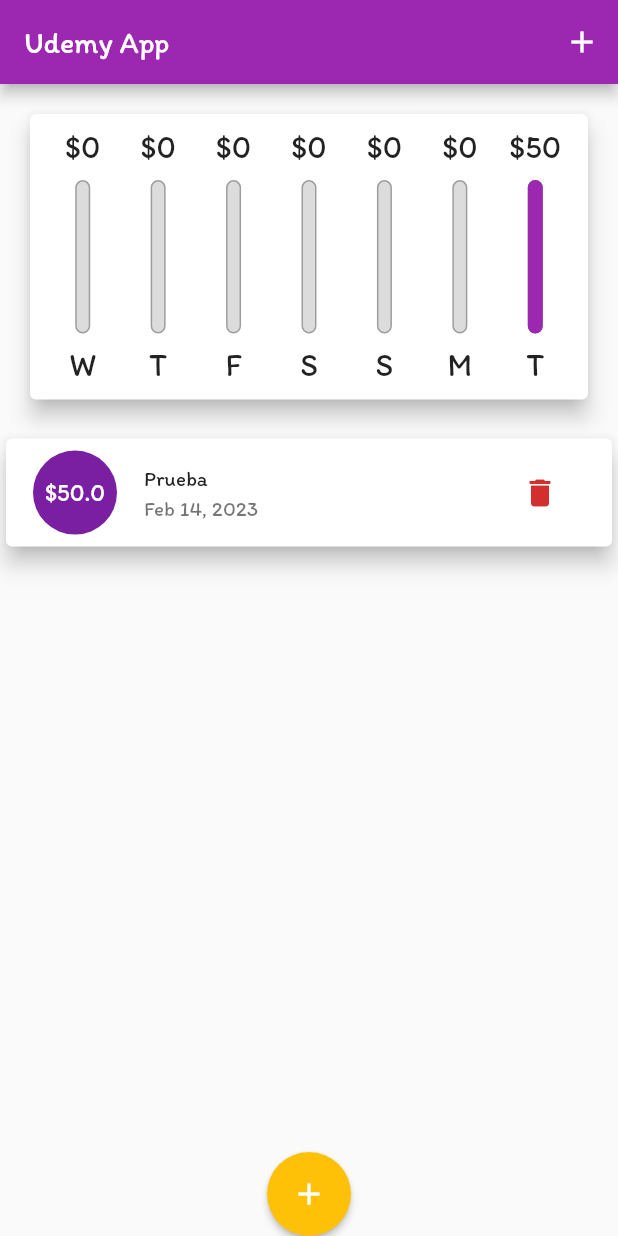
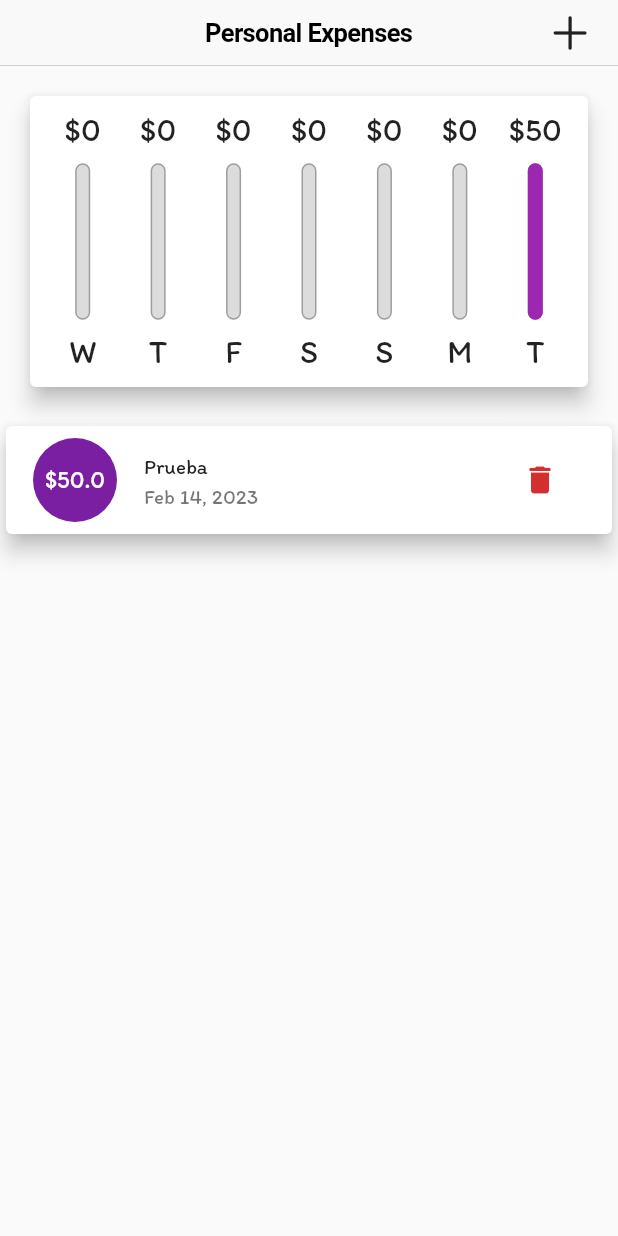
Before and after one commit to ghettobeats/FlutLab_app_udemy, a Flutter app: the screen it shows after launch, on a phone screen of 412 x 824 dp. Run offline on Flutter 3.47's test engine with Material 2 defaults, Android fonts, the phone set to English and light mode, and no system bars.

Commit message:
Adaptive button 136 udemy

```diff
--- a/lib/main.dart
+++ b/lib/main.dart
@@ -1,5 +1,6 @@
 import 'dart:io';
 
+import 'package:flutter/cupertino.dart';
 import 'package:flutter/material.dart';
 
 import 'package:udemyappflutter/widgets/chart.dart';
@@ -32,7 +33,7 @@ class MyApp extends StatelessWidget {
         ),
         // A widget which will be started on application startup
         home: MyHomePage(
-          title: 'Udemy App',
+          title: 'Expense App Android',
         ),
         debugShowCheckedModeBanner: false,
       );
@@ -91,7 +92,19 @@ class _MyHomePageState extends State<MyHomePage> {
   Widget build(BuildContext context) {
     final mediaQuery = MediaQuery.of(context);
 
-    final appBar = AppBar(
+    final appBar;
+    if (Platform.isAndroid) {
+      appBar = CupertinoNavigationBar(
+        middle: Text('Personal Expenses'),
+        trailing: Row(mainAxisSize: MainAxisSize.min, children: [
+          GestureDetector(
+            onTap: () => _startAddNewTransaction(context),
+            child: Icon(CupertinoIcons.add),
+          )
+        ]),
+      );
+    } else {
+      appBar = AppBar(
         title: Text(widget.title),
         actions: [
           IconButton(
@@ -101,6 +114,7 @@ class _MyHomePageState extends State<MyHomePage> {
               ))
         ],
       );
+    }
 
     final txList = Container(
       height: (mediaQuery.size.height -
@@ -111,7 +125,8 @@ class _MyHomePageState extends State<MyHomePage> {
     );
     final _isLandScape = mediaQuery.orientation == Orientation.landscape;
 
-    final pageBody = SingleChildScrollView(
+    final pageBody = SafeArea(
+      child: SingleChildScrollView(
         child: Column(
           crossAxisAlignment: CrossAxisAlignment.stretch,
           children: [
@@ -119,7 +134,10 @@ class _MyHomePageState extends State<MyHomePage> {
               Row(
                 mainAxisAlignment: MainAxisAlignment.center,
                 children: [
-                Text('Show chart'),
+                  Text(
+                    'Show chart',
+                    style: Theme.of(context).textTheme.titleMedium,
+                  ),
                   Switch.adaptive(
                     value: _showChart,
                     onChanged: (value) {
@@ -151,12 +169,19 @@ class _MyHomePageState extends State<MyHomePage> {
                   : txList,
           ],
         ),
+      ),
     );
-    return Scaffold(
+    return Platform.isIOS
+        ? CupertinoPageScaffold(
+            child: pageBody,
+            navigationBar: appBar,
+          )
+        : Scaffold(
             appBar: appBar,
             body: pageBody,
-      floatingActionButtonLocation: FloatingActionButtonLocation.centerDocked,
-      floatingActionButton: Platform.isIOS
+            floatingActionButtonLocation:
+                FloatingActionButtonLocation.centerDocked,
+            floatingActionButton: Platform.isAndroid
                 ? Container()
                 : FloatingActionButton(
                     backgroundColor: Colors.amber,
```
Also changed, not shown: lib/widgets/adaptive_flat_button.dart (added, +29 -0 lines), lib/widgets/new_transaction.dart (+7 -7 lines), pubspec.lock (added). Lines whose indentation alone changed are shown as unchanged.
